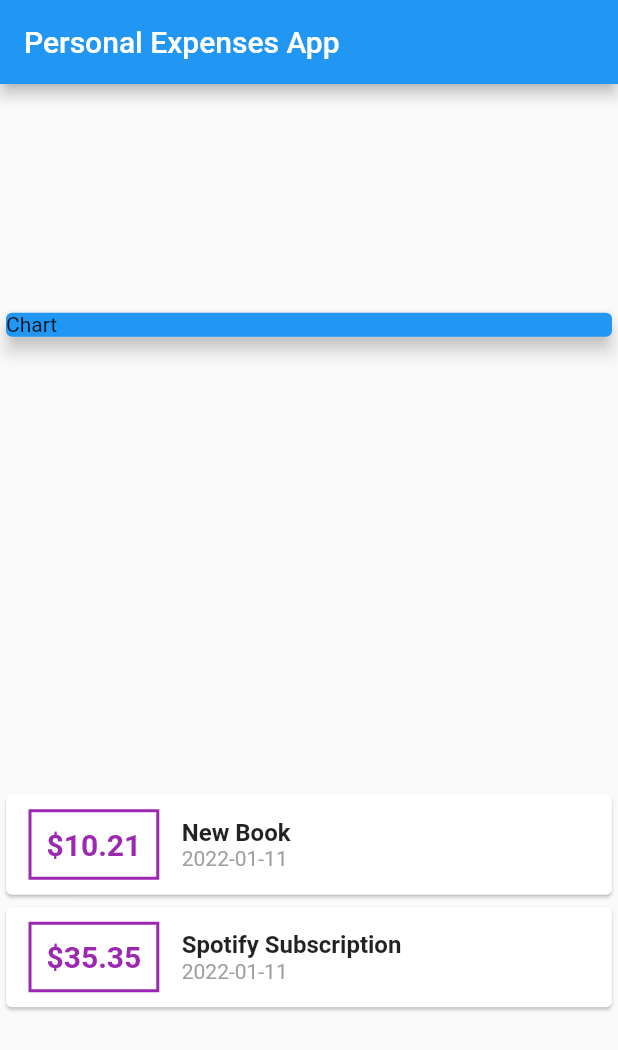
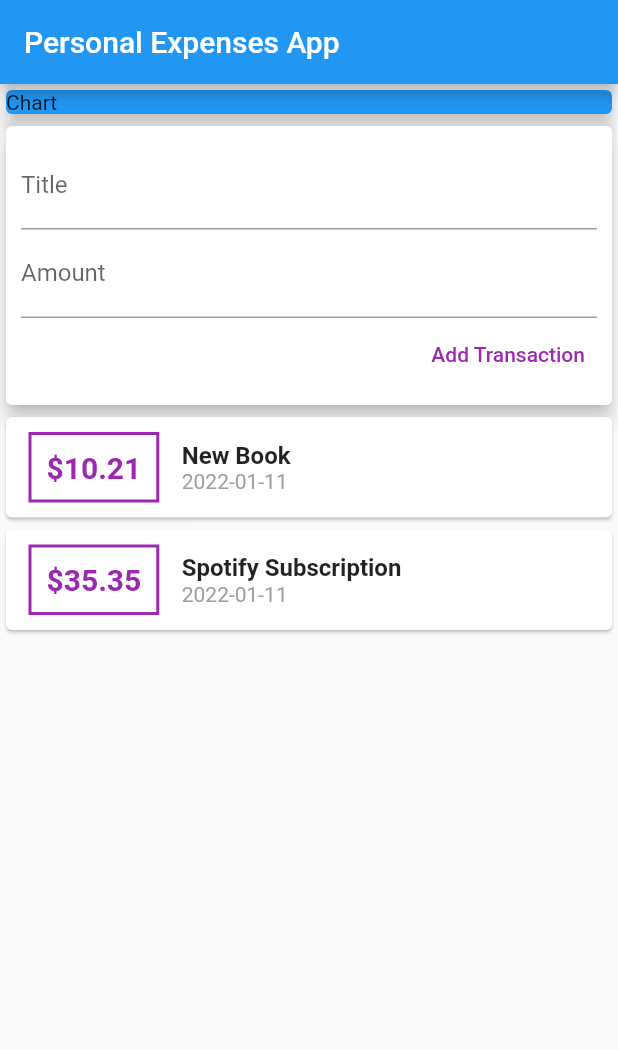
Before and after one commit to bahrie127/course_flutter_udemy_personal_expenses_app, a Flutter app: the screen it shows after launch, on a phone screen of 412 x 824 dp. Shown: the top 1050 px of the screen. Run offline on Flutter 3.47's test engine with Material 2 defaults, Android fonts, the phone set to English and light mode, and no system bars.

Commit message:
Adding text input widgets

```diff
--- a/lib/main.dart
+++ b/lib/main.dart
@@ -1,7 +1,6 @@
 import './transaction.dart';
 import 'package:flutter/material.dart';
 import 'package:intl/intl.dart';
-
 
 void main() {
   runApp(MyApp());
@@ -41,7 +40,7 @@ class MyHomePage extends StatelessWidget {
         title: Text('Personal Expenses App'),
       ),
       body: Column(
-        mainAxisAlignment: MainAxisAlignment.spaceAround,
+        //mainAxisAlignment: MainAxisAlignment.spaceAround,
         crossAxisAlignment: CrossAxisAlignment.stretch,
         children: [
           Container(
@@ -50,6 +49,34 @@ class MyHomePage extends StatelessWidget {
               child: Text('Chart'),
               color: Colors.blue,
               elevation: 5,
+            ),
+          ),
+          Card(
+            elevation: 5,
+            child: Container(
+              padding: EdgeInsets.all(10),
+              child: Column(
+                crossAxisAlignment: CrossAxisAlignment.end,
+                children: [
+                  TextField(
+                    decoration: InputDecoration(
+                      labelText: 'Title',
+                    ),
+                  ),
+                  TextField(
+                    decoration: InputDecoration(
+                      labelText: 'Amount',
+                    ),
+                  ),
+                  TextButton(
+                    onPressed: () {},
+                    child: Text('Add Transaction'),
+                    style: TextButton.styleFrom(
+                      primary: Colors.purple,
+                    ),
+                  ),
+                ],
+              ),
             ),
           ),
           Column(
@@ -89,7 +116,7 @@ class MyHomePage extends StatelessWidget {
                           ),
                         ),
                         Text(
-                         DateFormat('yyyy-MM-dd').format(tx.date),
+                          DateFormat('yyyy-MM-dd').format(tx.date),
                           style: TextStyle(
                             color: Colors.grey,
                           ),
```
